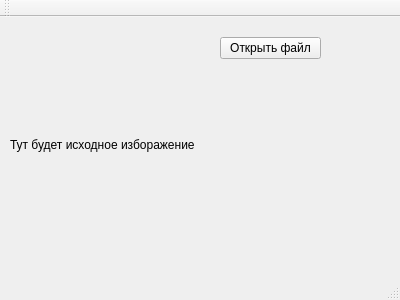
Qt form qt_dithering_pixmap/MainWindow.ui (akapust1n/Dithering) before a commit.
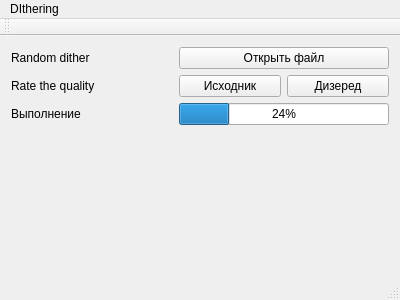
The same form after that commit.

The edit to the form file:
```diff
--- a/qt_dithering_pixmap/MainWindow.ui
+++ b/qt_dithering_pixmap/MainWindow.ui
@@ -14,32 +14,61 @@
    <string>MainWindow</string>
   </property>
   <widget class="QWidget" name="centralWidget">
+   <layout class="QFormLayout" name="formLayout_2">
+    <item row="0" column="1">
    <widget class="QPushButton" name="pushButton">
-    <property name="geometry">
-     <rect>
-      <x>220</x>
-      <y>20</y>
-      <width>101</width>
-      <height>22</height>
-     </rect>
-    </property>
     <property name="text">
      <string>Открыть файл</string>
     </property>
    </widget>
+    </item>
+    <item row="0" column="0">
    <widget class="QLabel" name="label">
-    <property name="geometry">
-     <rect>
-      <x>10</x>
-      <y>120</y>
-      <width>241</width>
-      <height>16</height>
-     </rect>
-    </property>
+      <property name="text">
+       <string>Random dither                         </string>
+      </property>
+     </widget>
+    </item>
+    <item row="1" column="0">
+     <widget class="QLabel" name="label_2">
     <property name="text">
-     <string>Тут будет исходное изборажение</string>
-    </property>
-   </widget>
+       <string>Rate the quality</string>
+      </property>
+     </widget>
+    </item>
+    <item row="1" column="1">
+     <layout class="QHBoxLayout" name="horizontalLayout">
+      <item>
+       <widget class="QPushButton" name="pushButton_3">
+        <property name="text">
+         <string>Исходник</string>
+        </property>
+       </widget>
+      </item>
+      <item>
+       <widget class="QPushButton" name="pushButton_2">
+        <property name="text">
+         <string>Дизеред</string>
+        </property>
+       </widget>
+      </item>
+     </layout>
+    </item>
+    <item row="2" column="1">
+     <widget class="QProgressBar" name="progressBar">
+      <property name="value">
+       <number>24</number>
+      </property>
+     </widget>
+    </item>
+    <item row="2" column="0">
+     <widget class="QLabel" name="label_3">
+      <property name="text">
+       <string>Выполнение</string>
+      </property>
+     </widget>
+    </item>
+   </layout>
   </widget>
   <widget class="QMenuBar" name="menuBar">
    <property name="geometry">
@@ -47,9 +76,15 @@
      <x>0</x>
      <y>0</y>
      <width>400</width>
-     <height>19</height>
+     <height>20</height>
     </rect>
    </property>
+   <widget class="QMenu" name="menuDIthering">
+    <property name="title">
+     <string>DIthering</string>
+    </property>
+   </widget>
+   <addaction name="menuDIthering"/>
   </widget>
   <widget class="QToolBar" name="mainToolBar">
    <attribute name="toolBarArea">
```
Lines whose indentation alone changed are shown as unchanged.
